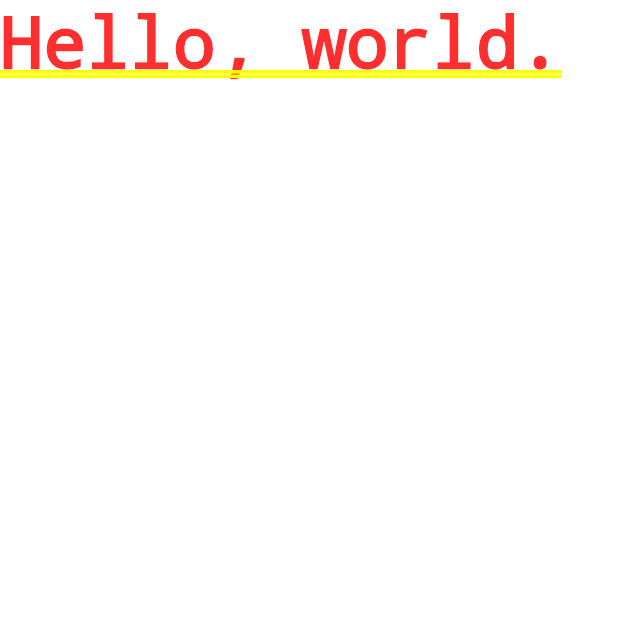
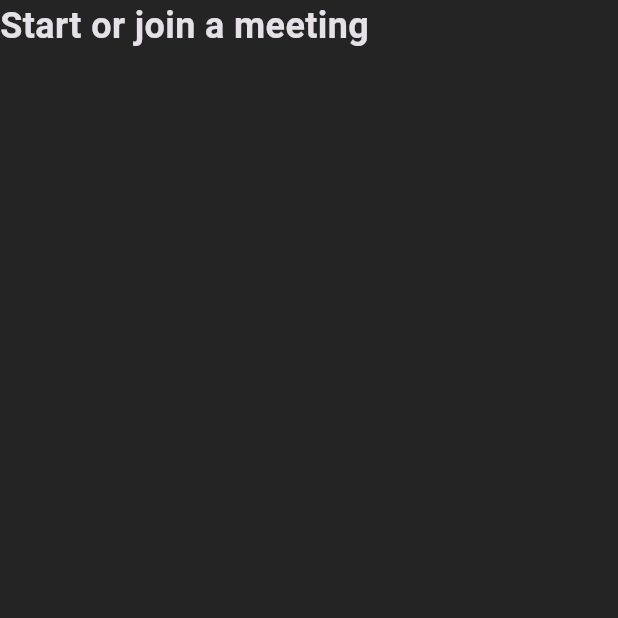
Before and after one commit to SamStar3/Zoom-Clone, a Flutter app: the screen it shows after launch, on a phone screen of 412 x 824 dp, the top half of it. Run offline on Flutter 3.47's test engine with Material 3 defaults, Android fonts, the phone set to English and light mode, and no system bars.

Commit message:
file added

```diff
--- a/lib/main.dart
+++ b/lib/main.dart
@@ -1,4 +1,5 @@
 import 'package:flutter/material.dart';
+import 'package:zoom_clone/screens/login_screen.dart';
 import 'package:zoom_clone/utils/colors.dart';
 
 void main() {
@@ -12,11 +13,15 @@ class MyApp extends StatelessWidget {
   @override
   Widget build(BuildContext context) {
     return MaterialApp(
-      title: 'Flutter Demo',
+      debugShowCheckedModeBanner: false,
+      title: 'Zoom Clone',
       theme: ThemeData.dark().copyWith(
         scaffoldBackgroundColor: backgroundColor,
       ),
-      home: const Text('Hello, world.'),
+      routes: {
+        '/login': (context) => const LonginScreen(),
+      },
+      home: const LonginScreen(),
     );
   }
 }
--- a/lib/screens/login_screen.dart
+++ b/lib/screens/login_screen.dart
@@ -0,0 +1,27 @@
+import 'package:flutter/material.dart';
+
+class LonginScreen extends StatefulWidget {
+  const LonginScreen({Key? key}) : super(key: key);
+
+  @override
+  State<LonginScreen> createState() => _LonginScreenState();
+}
+
+class _LonginScreenState extends State<LonginScreen> {
+  @override
+  Widget build(BuildContext context) {
+    return Scaffold(
+      body: Column(
+        children: [
+          const Text(
+            'Start or join a meeting',
+            style: const TextStyle(
+              fontSize: 24,
+              fontWeight: FontWeight.bold,
+            ),
+          )
+        ],
+      ),
+    );
+  }
+}
```
